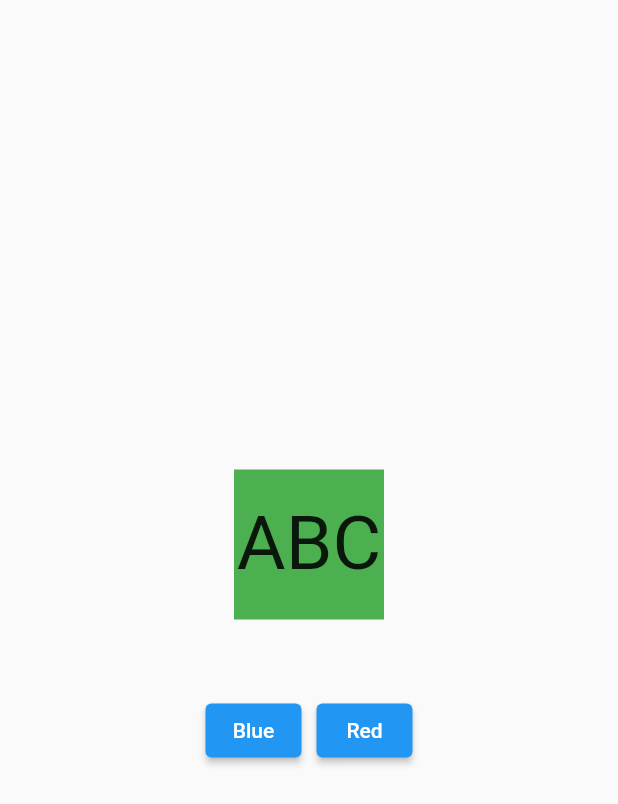
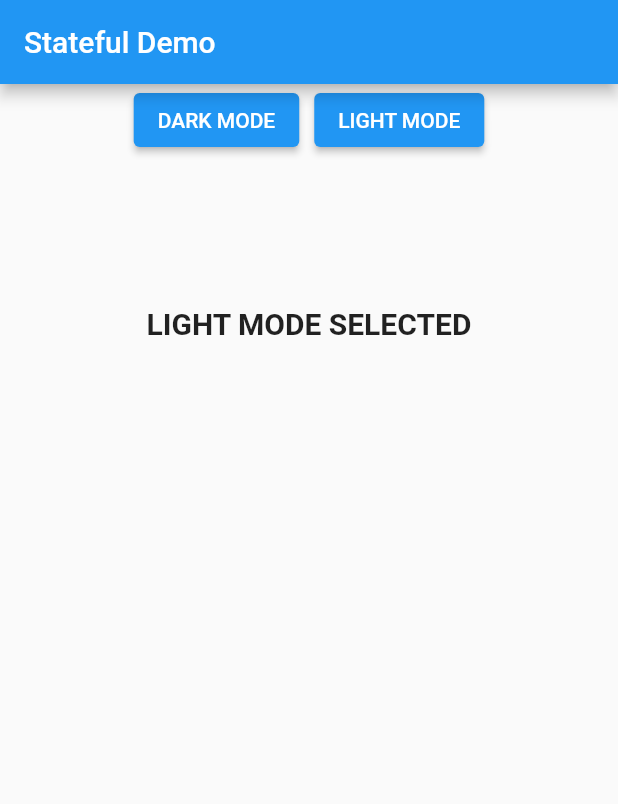
Before and after one commit to sunnymac/stateful, a Flutter app: the screen it shows after launch, on a phone screen of 412 x 824 dp. Shown: the top 804 px of the screen. Run offline on Flutter 3.47's test engine with Material 2 defaults, Android fonts, the phone set to English and light mode, and no system bars.

Commit message:
basic setup

```diff
--- a/lib/main.dart
+++ b/lib/main.dart
@@ -29,33 +29,28 @@ class _MyAppState extends State<MyApp> {
         primarySwatch: Colors.blue,
       ),
       home: Scaffold(
+         appBar: AppBar(
+           title: Text("Stateful Demo"),
+         ),
+        body: SafeArea(
+          child: Column(
+            mainAxisAlignment: MainAxisAlignment.start,
+            children: [
 
-        body: Center(
-          child: Column(
-            mainAxisAlignment: MainAxisAlignment.center,
-            children: [
-              Container(
-                alignment: Alignment.center,
-                height: 100,
-                width: 100,
-                color: mycolor,
-                child: Text("$a", style: TextStyle(fontSize: 50),),
-              ),
-              SizedBox(
-                height: 50,
-              ),
 
               Row(
                 mainAxisAlignment: MainAxisAlignment.center,
                 children: [
-                  ElevatedButton(onPressed: (){
+                  ElevatedButton(
+
+                    onPressed: (){
                     print("Blue is clicked");
                     setState(() {
                       mycolor = Colors.blue;
                        a = "Blue";
                     });
 
-                  }, child: Text("Blue")),
+                  }, child: Text("DARK MODE")),
                   SizedBox(width: 10, ),
                      ElevatedButton(onPressed: (){
                        mycolor= Colors.red;
@@ -64,9 +59,16 @@ class _MyAppState extends State<MyApp> {
                            a= "Red";
                         });
 
-                     }, child: Text("Red")),
+                     }, child: Text("LIGHT MODE")),
                 ],
-              )
+              ),
+
+              SizedBox(height: 100,),
+              Text("LIGHT MODE SELECTED",
+              style: TextStyle(
+                fontWeight: FontWeight.bold,
+                fontSize: 20
+              ),)
             ],
           ),
         ),
```
